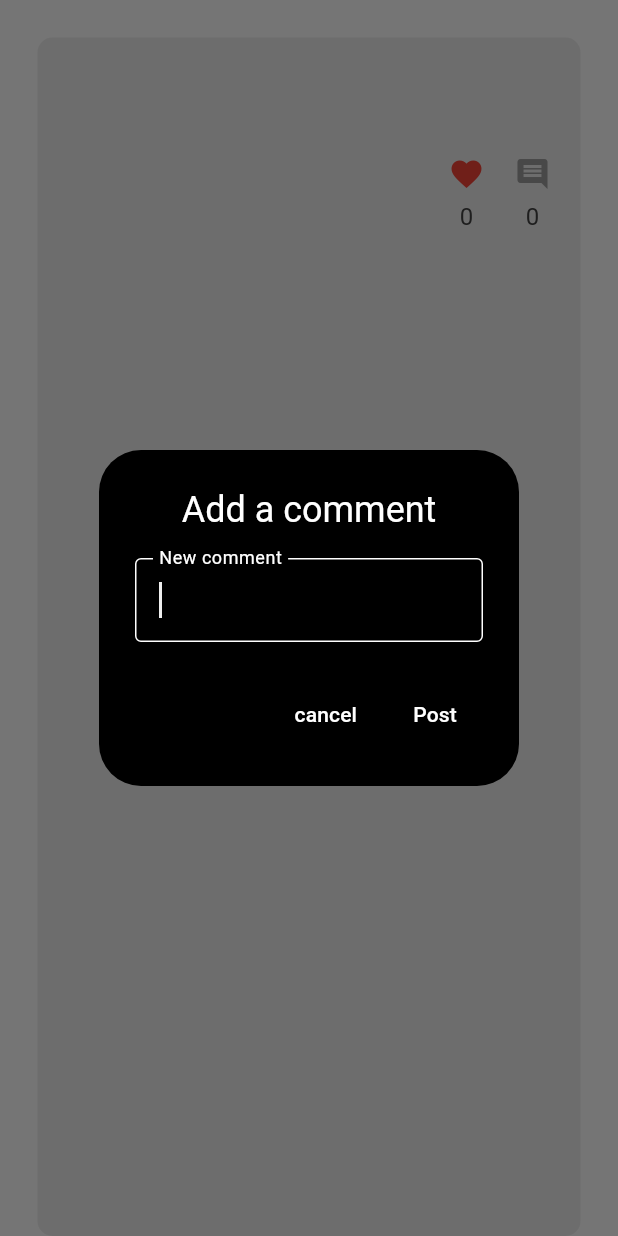
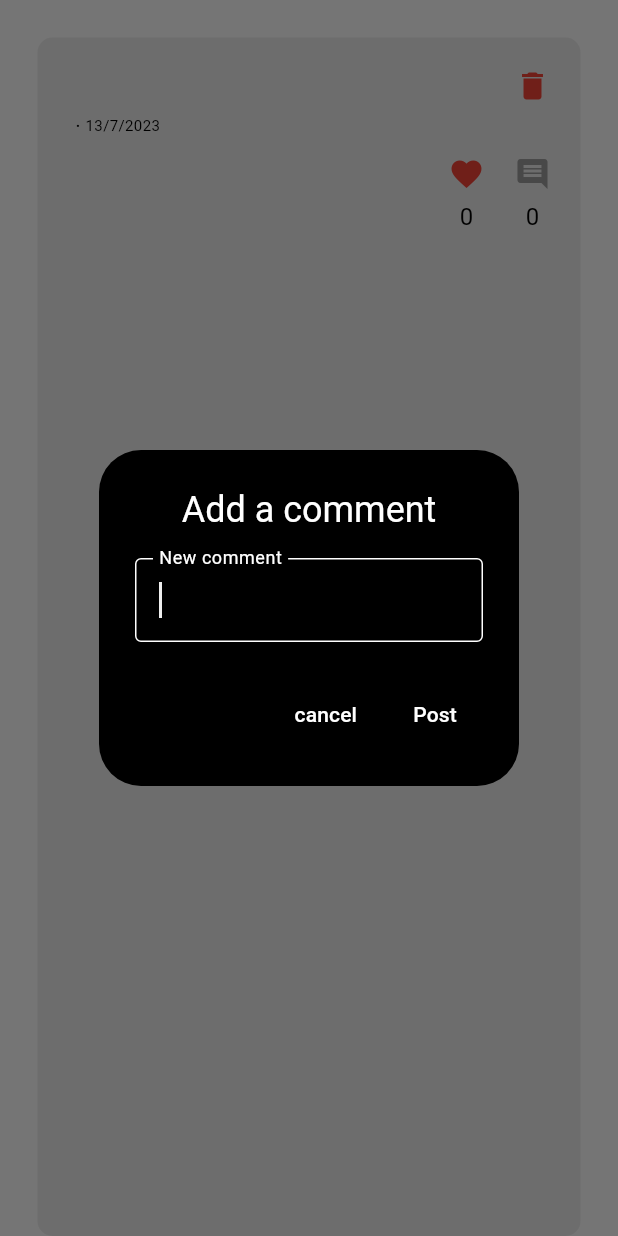
Before and after one commit to kaifcoder/the_wall, a Flutter app: the WallPost widget shown alone on an empty page, opened directly with empty values, after a tap on the "favorite outline" icon, after a tap on the "comment" icon, on a phone screen of 412 x 824 dp. Run offline on Flutter 3.47's test engine with Material 2 defaults, Android fonts, the phone set to English and light mode, and no system bars; our stand-ins replace cloud_firestore, firebase_auth, firebase_core, google_sign_in; accounts and stored records are empty; network calls fail.

Commit message:
final commit

```diff
--- /dev/null
+++ b/lib/components/delete_btn.dart
@@ -0,0 +1,17 @@
+import 'package:flutter/material.dart';
+
+class Deletebutton extends StatelessWidget {
+  final void Function()? onPressed;
+  const Deletebutton({super.key, required this.onPressed});
+
+  @override
+  Widget build(BuildContext context) {
+    return GestureDetector(
+      onTap: onPressed,
+      child: Icon(
+        Icons.delete,
+        color: Colors.red[500],
+      ),
+    );
+  }
+}
--- a/lib/components/wall_post.dart
+++ b/lib/components/wall_post.dart
@@ -1,13 +1,17 @@
 import 'package:cloud_firestore/cloud_firestore.dart';
 import 'package:firebase_auth/firebase_auth.dart';
+import 'package:firebase_core/firebase_core.dart';
 import 'package:flutter/material.dart';
 import 'package:the_wall/components/commentbtn.dart';
+import 'package:the_wall/components/comments.dart';
+import 'package:the_wall/components/delete_btn.dart';
 import 'package:the_wall/components/like_buton.dart';
+import 'package:the_wall/helpers/helpertime.dart';
 
 class WallPost extends StatefulWidget {
   final String message;
   final String user;
-  final DateTime timestamp;
+  final Timestamp timestamp;
   final List<String> likes;
   final String postId;
 
@@ -63,7 +67,7 @@ class _WallPostState extends State<WallPost> {
         .collection("comments")
         .add({
       "text": commentText,
-      "commentedby": user.displayName,
+      "commentedby": user.email,
       "time": Timestamp.now(),
     });
   }
@@ -74,7 +78,7 @@ class _WallPostState extends State<WallPost> {
       context: context,
       builder: (context) => AlertDialog(
         backgroundColor: Colors.black,
-        title: Text(
+        title: const Text(
           "Add a comment",
           textAlign: TextAlign.center,
           style: TextStyle(color: Colors.white),
@@ -82,8 +86,8 @@ class _WallPostState extends State<WallPost> {
         content: TextField(
           controller: commentController,
           autofocus: true,
-          style: TextStyle(color: Colors.white),
-          decoration: InputDecoration(
+          style: const TextStyle(color: Colors.white),
+          decoration: const InputDecoration(
             focusColor: Colors.white,
             focusedBorder: OutlineInputBorder(
               borderSide: BorderSide(color: Colors.white),
@@ -94,17 +98,83 @@ class _WallPostState extends State<WallPost> {
         ),
         actions: [
           TextButton(
-            onPressed: () => Navigator.pop(context),
-            child: Text(
+            onPressed: () {
+              Navigator.pop(context);
+              commentController.clear();
+            },
+            child: const Text(
               "cancel",
               style: TextStyle(color: Colors.white),
             ),
           ),
           TextButton(
-            onPressed: () => addComment(commentController.text),
-            child: Text(
+            onPressed: () {
+              addComment(commentController.text);
+
+              Navigator.pop(context);
+              commentController.clear();
+            },
+            child: const Text(
               "Post",
               style: TextStyle(color: Colors.white),
+            ),
+          ),
+        ],
+      ),
+    );
+  }
+
+  void deletePost() {
+    showDialog(
+      context: context,
+      builder: (context) => AlertDialog(
+        backgroundColor: Colors.black,
+        title: const Text(
+          "Delete Post",
+          textAlign: TextAlign.center,
+          style: TextStyle(color: Colors.white),
+        ),
+        content: const Text(
+          "Are you sure you want to delete this post?",
+          textAlign: TextAlign.center,
+          style: TextStyle(color: Colors.white),
+        ),
+        actions: [
+          TextButton(
+            onPressed: () {
+              Navigator.pop(context);
+              commentController.clear();
+            },
+            child: const Text(
+              "Cancel",
+              style: TextStyle(color: Colors.white),
+            ),
+          ),
+          TextButton(
+            onPressed: () async {
+              final commentsdoc = await FirebaseFirestore.instance
+                  .collection("posts")
+                  .doc(widget.postId)
+                  .collection("comments")
+                  .get();
+
+              for (var doc in commentsdoc.docs) {
+                await FirebaseFirestore.instance
+                    .collection("posts")
+                    .doc(widget.postId)
+                    .collection("comments")
+                    .doc(doc.id)
+                    .delete();
+              }
+              FirebaseFirestore.instance
+                  .collection("posts")
+                  .doc(widget.postId)
+                  .delete();
+              Navigator.pop(context);
+            },
+            child: const Text(
+              "Yes",
+              style: TextStyle(color: Colors.red),
             ),
           ),
         ],
@@ -117,7 +187,7 @@ class _WallPostState extends State<WallPost> {
     return Container(
       decoration: BoxDecoration(
         color: Theme.of(context).colorScheme.primary,
-        borderRadius: BorderRadius.all(Radius.circular(10)),
+        borderRadius: const BorderRadius.all(Radius.circular(10)),
       ),
       margin: const EdgeInsets.only(top: 25, left: 25, right: 25),
       padding: const EdgeInsets.all(20),
@@ -125,19 +195,14 @@ class _WallPostState extends State<WallPost> {
         mainAxisAlignment: MainAxisAlignment.start,
         crossAxisAlignment: CrossAxisAlignment.start,
         children: [
-          Column(
+          Row(
+            crossAxisAlignment: CrossAxisAlignment.start,
+            mainAxisAlignment: MainAxisAlignment.spaceBetween,
+            children: [
+              Flexible(
+                child: Column(
                   crossAxisAlignment: CrossAxisAlignment.start,
                   children: [
-              Text(
-                widget.user,
-                style: TextStyle(
-                  color: Colors.grey[800],
-                  overflow: TextOverflow.ellipsis,
-                ),
-              ),
-              const SizedBox(
-                height: 5,
-              ),
                     Text(
                       widget.message,
                       maxLines: 3,
@@ -147,8 +212,44 @@ class _WallPostState extends State<WallPost> {
                         fontWeight: FontWeight.bold,
                       ),
                     ),
-              SizedBox(
+                    const SizedBox(
+                      height: 5,
+                    ),
+                    Row(
+                      children: [
+                        Text(
+                          widget.user,
+                          style: const TextStyle(
+                            overflow: TextOverflow.ellipsis,
+                          ),
+                        ),
+                        const SizedBox(
+                          width: 5,
+                        ),
+                        const Text("·"),
+                        const SizedBox(
+                          width: 3,
+                        ),
+                        Text(
+                          formatDate(widget.timestamp),
+                          style: const TextStyle(
+                            overflow: TextOverflow.ellipsis,
+                            fontSize: 10,
+                          ),
+                        ),
+                      ],
+                    ),
+                    const SizedBox(
                       height: 10,
+                    ),
+                  ],
+                ),
+              ),
+              if (widget.user == user.email)
+                Deletebutton(
+                  onPressed: deletePost,
+                ),
+            ],
           ),
           Row(
             mainAxisAlignment: MainAxisAlignment.end,
@@ -156,40 +257,80 @@ class _WallPostState extends State<WallPost> {
               Column(
                 children: [
                   LikeButton(isLiked: isLiked, onTap: toggleLike),
-                      SizedBox(
+                  const SizedBox(
                     height: 5,
                   ),
                   Text(
                     widget.likes.length.toString(),
-                        style: TextStyle(
-                          color: Colors.grey[800],
+                    style: const TextStyle(
                       fontSize: 16,
                     ),
                   ),
                 ],
               ),
-                  SizedBox(
+              const SizedBox(
                 width: 20,
               ),
               Column(
                 children: [
                   CommentBtn(onTap: showCommentDialog),
-                      SizedBox(
+                  const SizedBox(
                     height: 5,
                   ),
-                      Text(
-                        "0",
-                        style: TextStyle(
-                          color: Colors.grey[800],
+                  StreamBuilder(
+                    stream: FirebaseFirestore.instance
+                        .collection("posts")
+                        .doc(widget.postId)
+                        .collection("comments")
+                        .snapshots(),
+                    builder: (context, snapshot) {
+                      if (snapshot.hasError) {
+                        return const Text("");
+                      }
+                      if (!snapshot.hasData) {
+                        return const Text("0");
+                      }
+                      return Text(
+                        snapshot.data!.docs.length.toString(),
+                        style: const TextStyle(
                           fontSize: 16,
                         ),
+                      );
+                    },
                   ),
                 ],
               ),
             ],
           ),
-            ],
-          ),
+          StreamBuilder<QuerySnapshot>(
+            stream: FirebaseFirestore.instance
+                .collection("posts")
+                .doc(widget.postId)
+                .collection("comments")
+                .orderBy("time", descending: true)
+                .snapshots(),
+            builder: (context, snapshot) {
+              if (snapshot.hasError) {
+                return const Text("Something went wrong");
+              }
+              if (!snapshot.hasData) {
+                return const Text("No comments");
+              }
+              return ListView(
+                padding: const EdgeInsets.only(top: 10),
+                shrinkWrap: true,
+                physics: const NeverScrollableScrollPhysics(),
+                children: snapshot.data!.docs.map((doc) {
+                  final data = doc.data() as Map<String, dynamic>;
+                  return Comments(
+                    text: data["text"],
+                    username: data["commentedby"],
+                    time: formatDate(data["time"]),
+                  );
+                }).toList(),
+              );
+            },
+          )
         ],
       ),
     );
--- /dev/null
+++ b/lib/helpers/helpertime.dart
@@ -0,0 +1,6 @@
+import 'package:cloud_firestore/cloud_firestore.dart';
+
+String formatDate(Timestamp timestamp) {
+  DateTime date = timestamp.toDate();
+  return "${date.day}/${date.month}/${date.year}";
+}
--- a/lib/pages/home_page.dart
+++ b/lib/pages/home_page.dart
@@ -73,13 +73,15 @@ class _HomePageState extends State<HomePage> {
                     return const Center(child: Text("No posts yet"));
                   } //new
                   return ListView.builder(
+                    reverse: true,
+                    padding: EdgeInsets.only(bottom: 50),
                     itemCount: snapshot.data!.docs.length,
                     itemBuilder: (context, index) {
                       final post = snapshot.data!.docs[index];
                       return WallPost(
                           message: post["Message"],
                           user: post["User"],
-                          timestamp: post["Timestamp"].toDate(),
+                          timestamp: post["Timestamp"],
                           postId: post.id,
                           likes: List<String>.from(post["Likes"]));
                     },
--- a/lib/theme/dark_theme.dart
+++ b/lib/theme/dark_theme.dart
@@ -1,4 +1,5 @@
 import 'package:flutter/material.dart';
+import 'package:flutter/services.dart';
 
 ThemeData darkTheme = ThemeData(
   brightness: Brightness.dark,
@@ -6,17 +7,18 @@ ThemeData darkTheme = ThemeData(
   colorScheme: ColorScheme.dark(
     background: Colors.black,
     primary: Colors.grey[900]!,
-    secondary: Colors.grey[500]!,
+    secondary: Colors.grey[700]!,
   ),
   appBarTheme: AppBarTheme(
-    backgroundColor: Colors.black,
-    foregroundColor: Colors.white,
-  ),
+      backgroundColor: Colors.black,
+      foregroundColor: Colors.white,
+      systemOverlayStyle: SystemUiOverlayStyle.light),
 
   textButtonTheme: TextButtonThemeData(
     style: TextButton.styleFrom(
       foregroundColor: Colors.white,
     ),
   ),
+
   useMaterial3: true,
 );
--- a/lib/theme/light_theme.dart
+++ b/lib/theme/light_theme.dart
@@ -1,15 +1,12 @@
 import 'package:flutter/material.dart';
 import 'package:flutter/services.dart';
-import 'package:the_wall/theme/dark_theme.dart';
 
 ThemeData lightTheme = ThemeData(
   brightness: Brightness.light,
   appBarTheme: AppBarTheme(
     backgroundColor: Colors.white,
     foregroundColor: Colors.black,
-    systemOverlayStyle: SystemUiOverlayStyle(
-      statusBarBrightness: darkTheme.brightness,
-    ),
+    systemOverlayStyle: SystemUiOverlayStyle.dark,
   ),
   colorScheme: ColorScheme.light(
     background: Colors.grey[300]!,
```
Also changed, not shown: lib/components/comments.dart (+26 -5 lines). Lines whose indentation alone changed are shown as unchanged.
